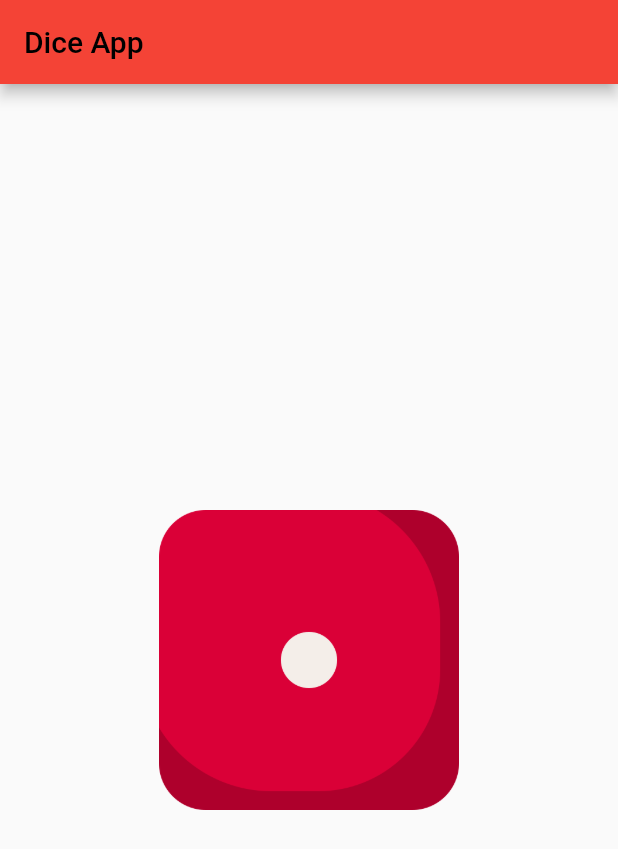
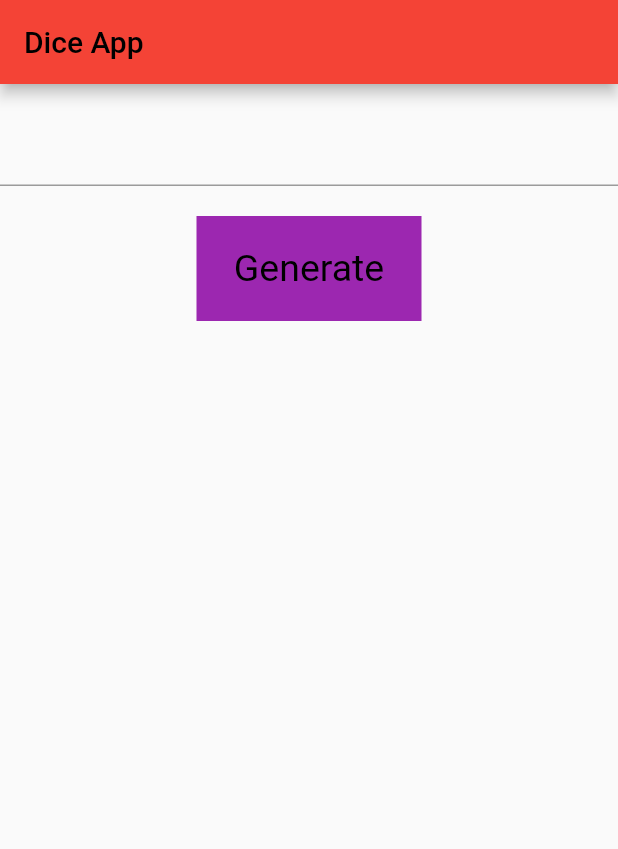
Before and after one commit to Jenil666/diceapp, a Flutter app: the screen it shows after launch, on a phone screen of 412 x 824 dp. Shown: the top 849 px of the screen. Run offline on Flutter 3.47's test engine with Material 2 defaults, Android fonts, the phone set to English and light mode, and no system bars.

Commit message:
28-12-2022

```diff
--- a/lib/code.dart
+++ b/lib/code.dart
@@ -1,4 +1,5 @@
 import 'dart:math';
+import 'dart:ui';
 
 import 'package:flutter/cupertino.dart';
 import 'package:flutter/material.dart';
@@ -11,15 +12,17 @@ class code extends StatefulWidget {
 }
 
 class _codeState extends State<code> {
-  List l1 =[
+  List l1 = [
     "assets/image/dice 1.png",
     "assets/image/dice 2.png",
     "assets/image/dice 3.png",
     "assets/image/dice 4.png",
     "assets/image/dice 5.png",
     "assets/image/dice 6.png",
-  ];
-  int i=0;
+  ]; //images
+  List l2 = [];
+  int i = 0;
+  TextEditingController num = TextEditingController();
   @override
   Widget build(BuildContext context) {
     return SafeArea(
@@ -34,20 +37,56 @@ class _codeState extends State<code> {
             ),
           ),
         ),
-        body: Center(
-          child: InkWell(
+        body: Column(
+          children: [
+            SizedBox(height: 20,),
+            TextField(
+              controller: num,
+            ),
+            SizedBox(height: 20,),
+            InkWell(
               onTap: (){
-              var rnd = Random();
+                var ni=num.text;
+                int n=int.parse(ni);
+                l2.clear();
                 setState(() {
-                i = rnd.nextInt(6);
+                  for(i=0;i<n;i++)
+                    {
+                      l2.add(0);
+                    }
                 });
               },
-            child: Image.asset(
-              l1[i],
-              height: 200,
-              width: 200,
+              child: Container(
+                height: 70,
+                width: 150,
+                color: Colors.purple,
+                alignment: Alignment.center,
+                child: Text(
+                  "Generate",
+                  style: TextStyle(
+                      fontSize: 25,
+                      color: Colors.black
+                  ),
+                ),
+              ),
+            ),
+            SizedBox(height: 20,),
+            Center(
+                child: SingleChildScrollView(
+                  scrollDirection: Axis.horizontal,
+              child: Row(
+                children: l2
+                    .map((e) => Image.asset(
+                          l1[0],
+                          height: 150,
+                          width: 150,
+                        ))
+                    .toList(),
               ),
             )
+            ),
+            SizedBox(height: 20,),
+          ],
         ),
       ),
     );
```
Lines whose indentation alone changed are shown as unchanged.
